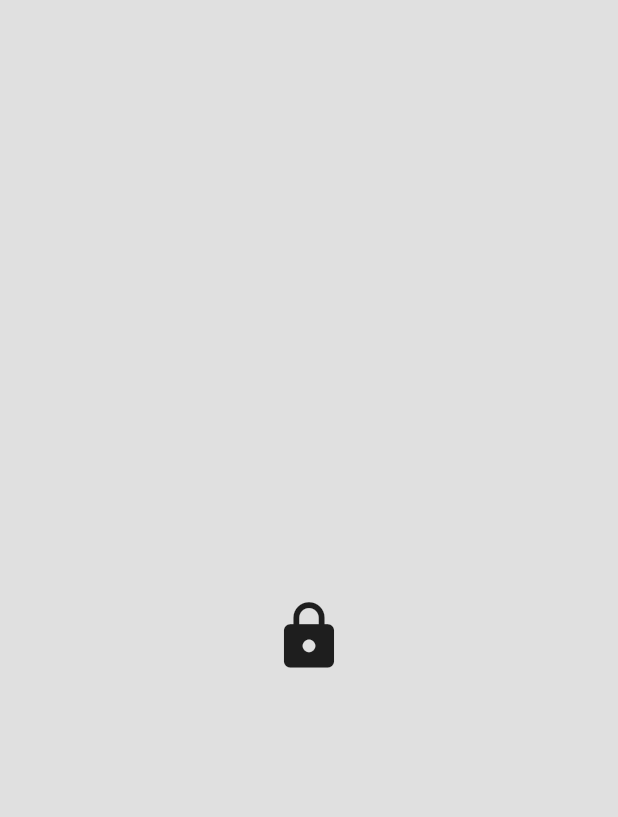
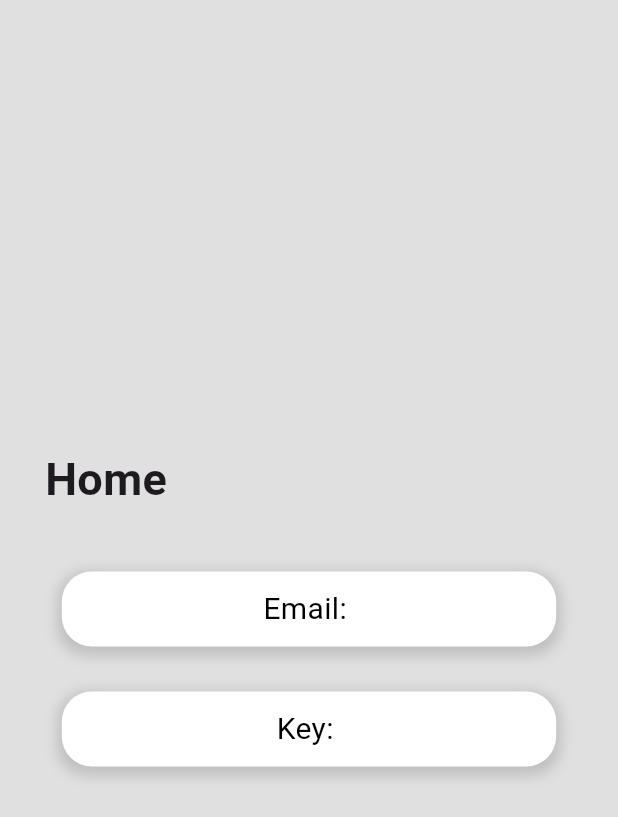
Before and after one commit to shaanjijoe/IOTApplication, a Flutter app: the Settings screen opened by its route, on a phone screen of 412 x 824 dp. Shown: the top 817 px of the screen. Run offline on Flutter 3.47's test engine with Material 3 defaults, Android fonts, the phone set to English and light mode, and no system bars; our stand-ins replace flutter_secure_storage, hive, hive_flutter, socket_io_client, syncfusion_flutter_charts; accounts and stored records are empty; network calls fail.

Commit message:
Live data base working

```diff
--- /dev/null
+++ b/lib/logicscripts/GlobalData.dart
@@ -0,0 +1,29 @@
+class GlobalData {
+  // Singleton instance
+  static final GlobalData _instance = GlobalData._internal();
+
+  // Private constructor
+  GlobalData._internal();
+
+  // Singleton accessor
+  factory GlobalData() => _instance;
+
+  // Member variables
+  String? email;
+  String? secret_key;
+  // List<int>? dataList;
+
+  // Methods to manipulate the data
+  void setEmail(String data) {
+    email = data;
+  }
+
+  String? getEmail() {
+    return email;
+  }
+
+  void setSecret(String data) {
+    secret_key = data;
+  }
+
+}
--- a/lib/pages/registerPage.dart
+++ b/lib/pages/registerPage.dart
@@ -7,6 +7,7 @@ import 'package:iot_app/components/my_text_field.dart';
 import 'package:iot_app/components/square_tile.dart';
 
 import '../logicscripts/FetchData.dart';
+import '../logicscripts/GlobalData.dart';
 
 class RegisterPage extends StatefulWidget {
   final Function()? loginregistertoggler;
@@ -90,7 +91,9 @@ class _RegisterPageState extends State<RegisterPage> {
       if(save && save2){
         // popUp('Saved successfully');
         popUpCenter(token);
-        Navigator.pushNamed(context, '/homepage');
+        GlobalData().setEmail(email);
+        GlobalData().setSecret(token);
+        Navigator.pushReplacementNamed(context, '/homepage');
       } else {
         popUp('Failed Saving');
       }
--- a/lib/pages/settings.dart
+++ b/lib/pages/settings.dart
@@ -1,12 +1,17 @@
 import 'package:flutter/material.dart';
+
+import '../components/rounded_tab.dart';
 
 class Settings extends StatelessWidget {
   const Settings({super.key});
 
   @override
   Widget build(BuildContext context) {
+    String email ="";
+    String key ="";
     final bool isTablet = MediaQuery.of(context).size.width >= 600;
     final double fontSize = isTablet ? 30 : 16;
+    double screenWidth = MediaQuery.of(context).size.width;
 
     return Scaffold(
       backgroundColor: Colors.grey.shade300,
@@ -17,13 +22,35 @@ class Settings extends StatelessWidget {
               mainAxisAlignment: MainAxisAlignment.center,
               children: [
 
+                Padding(
+                  padding: EdgeInsets.symmetric(vertical: isTablet ? 30.0 : 15.0, horizontal: 30.0),
+                  child: Row(
+                    mainAxisAlignment: MainAxisAlignment.spaceBetween,
+                    children: [
+                          Text(
+                            "Home",
+                            style: TextStyle(fontSize: isTablet ? 60 : 30, fontWeight: FontWeight.bold),
+                          ),
+                        ],
+
+
+                  ),
+                ),
+
                 SizedBox(height: isTablet ? 50: 25,), //spacing on top
 
-                //logo
-                Icon(
-                  Icons.lock,
-                  size: isTablet ? 100: 50,
-                ),
+
+                // SizedBox(height: 50),
+                RoundedTab(text: 'Email: $email', width: screenWidth * 0.8, height: isTablet ? 70.0 : 50.0 ,fontSize: isTablet ? 30.0 : 20.0,),
+                // SizedBox(height: 10),
+                // RoundedTab(text: 'Secret Key: ' + key, width: screenWidth * 0.8, height: 50,),
+                SizedBox(height: isTablet ? 50 : 30),
+
+                RoundedTab(text: 'Key: $key', width: screenWidth * 0.8, height: isTablet ? 70.0 : 50.0 ,fontSize: isTablet ? 30.0 : 20.0,),
+                // SizedBox(height: 10),
+                // RoundedTab(text: 'Secret Key: ' + key, width: screenWidth * 0.8, height: 50,),
+                SizedBox(height: isTablet ? 50 : 30),
+
 
 
 
--- a/pubspec.yaml
+++ b/pubspec.yaml
@@ -41,6 +41,8 @@ dependencies:
   hive: ^2.2.3
   hive_flutter: ^1.1.0
   syncfusion_flutter_charts: ^25.1.37
+  socket_io_client: ^2.0.3+1
+
 
 dev_dependencies:
   flutter_test:
```
Also changed, not shown: lib/components/active_button.dart (added, +55 -0 lines), lib/components/my_chart.dart (+23 -0 lines), lib/pages/concentration.dart (+94 -19 lines), lib/pages/loginPage.dart (+11 -6 lines).
